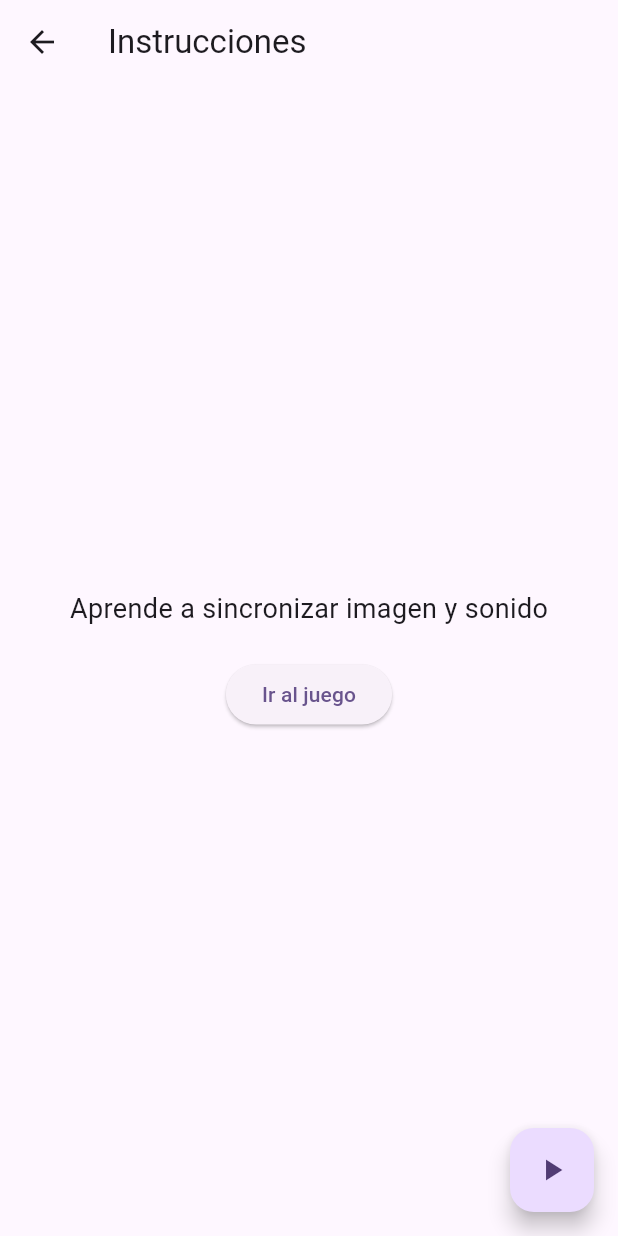
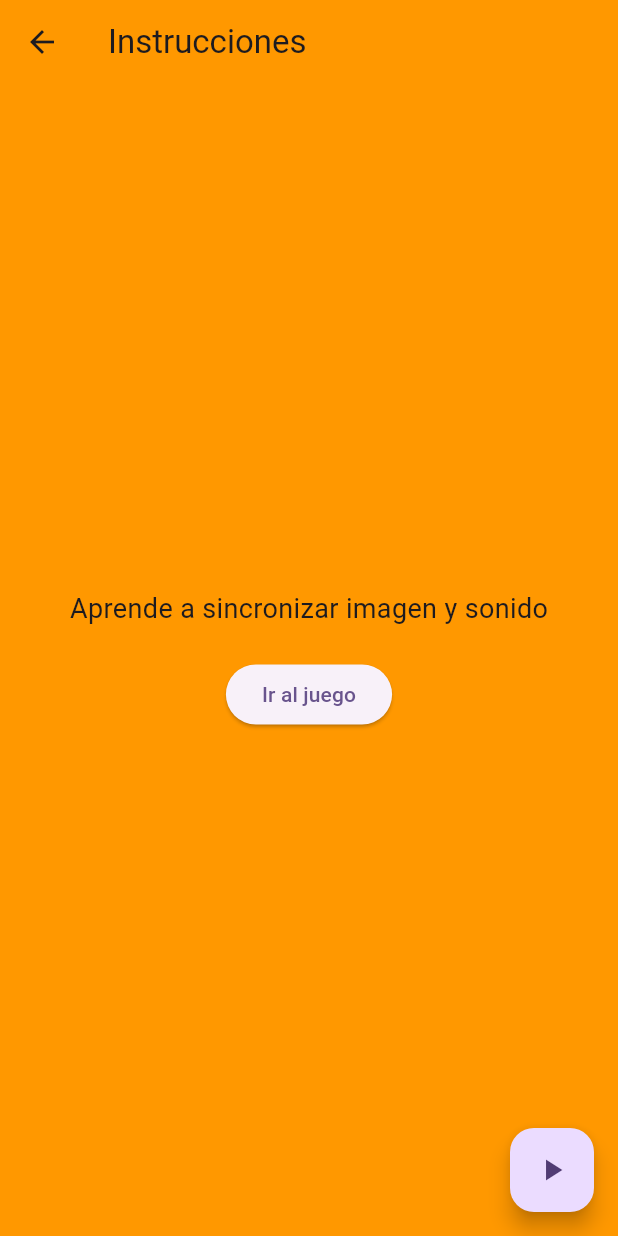
Before and after one commit to PabloAndresZP/paisajesonoro, a Flutter app: the screen it shows after launch, after a tap on "Ritmo Pictórico", on a phone screen of 412 x 824 dp. Run offline on Flutter 3.47's test engine with Material 2 defaults, Android fonts, the phone set to English and light mode, and no system bars.

Commit message:
Estilos, sonidos y logica del primer juego

```diff
--- a/lib/main.dart
+++ b/lib/main.dart
@@ -1,5 +1,4 @@
 import 'package:flutter/material.dart';
-
 import 'src/pages/instructions_page.dart';
 
 void main() {
@@ -10,7 +9,6 @@ class MyApp extends StatelessWidget {
   const MyApp({Key? key}) : super(key: key);
 
   @override
-
   Widget build(BuildContext context) {
     return MaterialApp(
       title: 'Flutter Demo',
@@ -20,6 +18,10 @@ class MyApp extends StatelessWidget {
           seedColor: const Color.fromARGB(255, 123, 90, 180),
         ),
         useMaterial3: true,
+        appBarTheme: AppBarTheme(
+          backgroundColor: Colors.orange, // Cambiar el color de la barra superior
+        ),
+        scaffoldBackgroundColor: Colors.orange, // Cambiar el color de fondo de la página
       ),
       home: const HomePage(title: 'Paisaje Sonoro'),
     );
@@ -56,8 +58,8 @@ class HomePage extends StatelessWidget {
           children: [
             Row(
               children: [
-                Icon(Icons.attach_money, color: Colors.yellow), // Icono de diamante
-                Text('0'), // Cantidad de diamantes
+                Icon(Icons.attach_money, color: Colors.yellow),
+                Text('0'),
                 Spacer(),
                 Icon(Icons.favorite, color: Colors.red),
                 Icon(Icons.favorite, color: Colors.red),
@@ -67,16 +69,17 @@ class HomePage extends StatelessWidget {
             Text(
               '¿Qué quieres jugar?',
               style: TextStyle(
-                fontFamily: 'Aldrich',
+                fontFamily: 'WorkSans',
+                fontWeight: FontWeight.bold,
                 fontSize: 21,
               ),
             ),
-            const SizedBox(height: 16), // Espacio entre elementos
+            const SizedBox(height: 16),
             ElevatedButton(
               onPressed: () {
                 Navigator.push(
                   context,
-      MaterialPageRoute(builder: (context) => InstructionsPage()), // Cambia aquí si es la página correcta
+                  MaterialPageRoute(builder: (context) => InstructionsPage()),
                 );
               },
               style: ElevatedButton.styleFrom(
@@ -91,16 +94,16 @@ class HomePage extends StatelessWidget {
                   Text(
                     'Ritmo Pictórico',
                     style: TextStyle(
-          color: Colors.white,
-          fontFamily: 'WorkSans', // Nombre de la fuente definido en pubspec.yaml
-          fontWeight: FontWeight.bold, // Fuente en negrita
-          fontSize: 17, // Tamaño de fuente 17px
+                      color: Colors.white, // Cambiar el color del texto a blanco
+                      fontFamily: 'WorkSans',
+                      fontWeight: FontWeight.bold,
+                      fontSize: 17,
                     ),
                   ),
                 ],
               ),
             ),
-            const SizedBox(height: 16), // Espacio entre elementos
+            const SizedBox(height: 16),
             ElevatedButton(
               onPressed: () {
                 // Lógica para el botón Pintando Sonido
@@ -117,16 +120,16 @@ class HomePage extends StatelessWidget {
                   Text(
                     'Pintando Sonido',
                     style: TextStyle(
-          color: Colors.white,
-          fontFamily: 'WorkSans', // Nombre de la fuente definido en pubspec.yaml
-          fontWeight: FontWeight.bold, // Fuente en negrita
-          fontSize: 17, // Tamaño de fuente 17px
+                      color: Colors.white, // Cambiar el color del texto a blanco
+                      fontFamily: 'WorkSans',
+                      fontWeight: FontWeight.bold,
+                      fontSize: 17,
                     ),
                   ),
                 ],
               ),
             ),
-            const SizedBox(height: 16), // Espacio entre elementos
+            const SizedBox(height: 16),
             ElevatedButton(
               onPressed: () {
                 // Lógica para el botón Pintando Sonido
@@ -143,16 +146,16 @@ class HomePage extends StatelessWidget {
                   Text(
                     'Lienzo Sonoro',
                     style: TextStyle(
-          color: Colors.white,
-          fontFamily: 'WorkSans', // Nombre de la fuente definido en pubspec.yaml
-          fontWeight: FontWeight.bold, // Fuente en negrita
-          fontSize: 17, // Tamaño de fuente 17px
+                      color: Colors.white, // Cambiar el color del texto a blanco
+                      fontFamily: 'WorkSans',
+                      fontWeight: FontWeight.bold,
+                      fontSize: 17,
                     ),
                   ),
                 ],
               ),
             ),
-            const SizedBox(height: 16), // Espacio entre elementos
+            const SizedBox(height: 16),
           ],
         ),
       ),
--- a/lib/src/pages/game1_page.dart
+++ b/lib/src/pages/game1_page.dart
@@ -64,7 +64,7 @@ class _Game1PageState extends State<Game1Page> {
   Widget build(BuildContext context) {
     return Scaffold(
       appBar: AppBar(
-        title: Text('Game 1'),
+        title: Text('Ritmo Pictórico'),
       ),
       body: Column(
         children: [
--- a/lib/src/pages/src/pages/game1_page.dart
+++ /dev/null
@@ -1 +0,0 @@
-// TODO Implement this library.
```
Also changed, not shown: pubspec.yaml (+27 -3 lines), assets/fonts/Aldrich-Regular.ttf (added), assets/fonts/FiraSans-Regular.ttf (added), pubspec.lock, 7 other files. Lines whose indentation alone changed are shown as unchanged.
